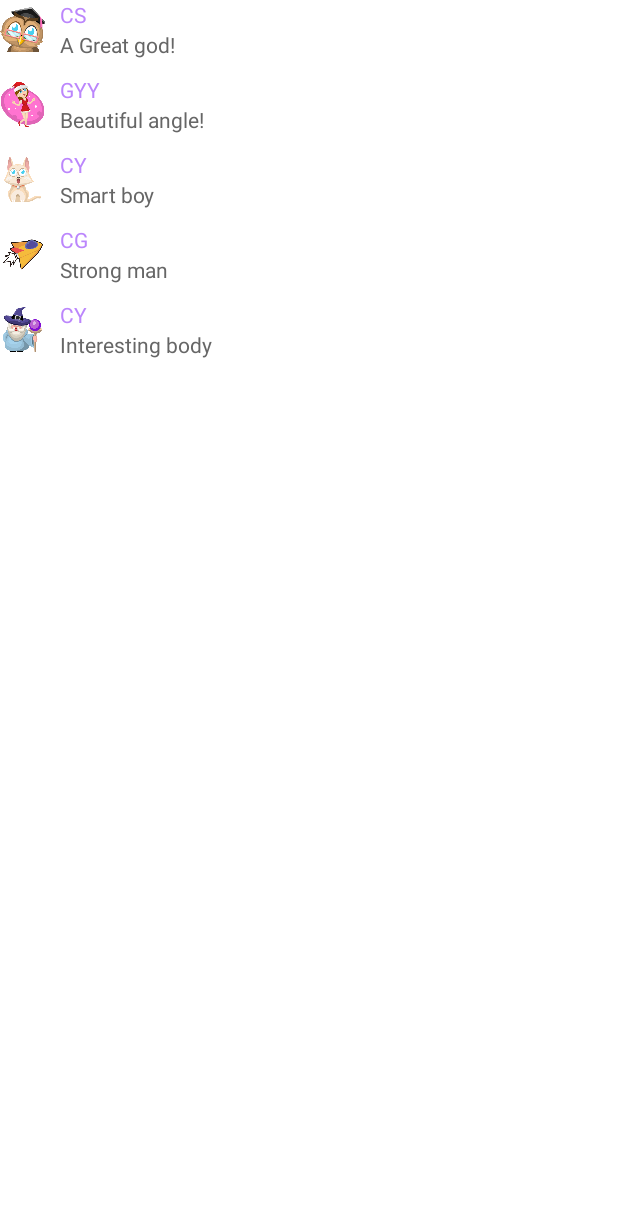
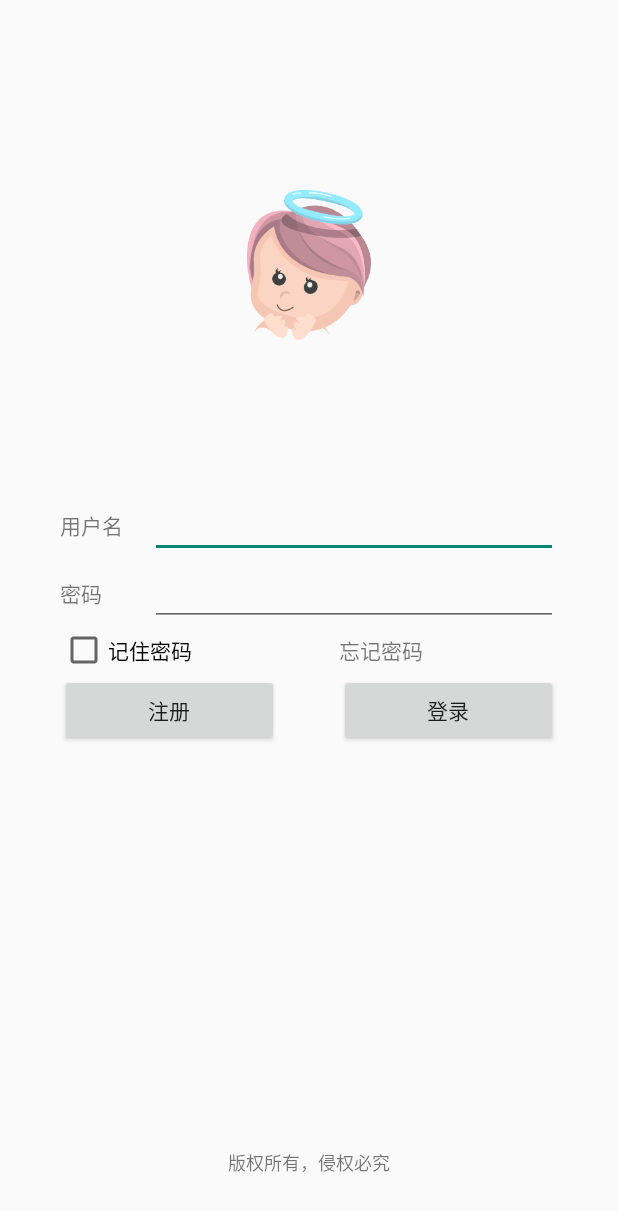
Before and after one commit to gkzscs/android-studio-tutorial, an Android app: the screen it shows after launch (RecyclerViewActivity before the commit, LoginActivity after it), on a phone screen of 412 x 824 dp. Shown: the top 1211 px of the screen. Run offline under Robolectric (Android 15) with nearby library versions, the phone set to English and light mode, and no system bars.

Commit message:
Add `contacts` module.

```diff
--- /dev/null
+++ b/app/src/main/java/com/example/tutorial/contacts/LoginActivity.kt
@@ -0,0 +1,38 @@
+package com.example.tutorial.contacts
+
+import android.content.Intent
+import android.os.Bundle
+import android.view.View
+import androidx.appcompat.app.AppCompatActivity
+import com.example.tutorial.R
+
+class LoginActivity : AppCompatActivity(){
+    override fun onCreate(savedInstanceState: Bundle?) {
+        super.onCreate(savedInstanceState)
+        setContentView(R.layout.activity_contacts_login)
+
+    }
+
+    fun register(view: View) {
+        jumpPage(RegisterActivity::class.java)
+    }
+
+    fun login(view: View) {
+        jumpPage(LoginActivity::class.java)
+    }
+
+    fun rememberPassword(view: View) {
+
+    }
+
+    fun forgetPassword(view: View) {
+        jumpPage(ForgetPasswordActivity::class.java)
+    }
+
+    /****************************** Helper Methods ***********************************/
+    private fun jumpPage(cls: Class<*>) {
+        val intent = Intent()
+        intent.setClass(this, cls)
+        startActivity(intent)
+    }
+}
--- /dev/null
+++ b/app/src/main/res/layout/activity_contacts_login.xml
@@ -0,0 +1,103 @@
+<?xml version="1.0" encoding="utf-8"?>
+<RelativeLayout xmlns:android="http://schemas.android.com/apk/res/android"
+    android:layout_width="match_parent"
+    android:layout_height="match_parent">
+
+    <ImageView
+        android:layout_width="100dp"
+        android:layout_height="100dp"
+        android:layout_above="@+id/ll_account"
+        android:layout_marginBottom="100dp"
+        android:layout_centerInParent="true"
+        android:src="@mipmap/angle" />
+
+    <LinearLayout
+        android:id="@+id/ll_account"
+        android:layout_width="match_parent"
+        android:layout_height="wrap_content"
+        android:layout_marginLeft="40dp"
+        android:layout_marginRight="40dp"
+        android:orientation="vertical"
+        android:layout_centerInParent="true">
+
+        <LinearLayout
+            android:layout_width="match_parent"
+            android:layout_height="wrap_content"
+            android:orientation="horizontal">
+            <TextView
+                android:layout_width="60dp"
+                android:layout_height="wrap_content"
+                android:text="用户名" />
+            <EditText
+                android:id="@+id/et_account"
+                android:layout_width="match_parent"
+                android:layout_height="wrap_content"
+                android:inputType="text" />
+        </LinearLayout>
+
+        <LinearLayout
+            android:layout_width="match_parent"
+            android:layout_height="wrap_content"
+            android:orientation="horizontal">
+            <TextView
+                android:layout_width="60dp"
+                android:layout_height="wrap_content"
+                android:text="密码" />
+            <EditText
+                android:id="@+id/et_password"
+                android:layout_width="match_parent"
+                android:layout_height="wrap_content"
+                android:inputType="textPassword" />
+        </LinearLayout>
+
+        <LinearLayout
+            android:layout_width="match_parent"
+            android:layout_height="wrap_content"
+            android:orientation="horizontal">
+            <CheckBox
+                android:id="@+id/tv_remember_password"
+                android:layout_width="0dp"
+                android:layout_height="wrap_content"
+                android:layout_weight="1"
+                android:text="记住密码"
+                android:onClick="rememberPassword" />
+            <TextView
+                android:id="@+id/tv_forget_password"
+                android:layout_width="0dp"
+                android:layout_height="wrap_content"
+                android:layout_weight="1"
+                android:layout_marginLeft="40dp"
+                android:text="忘记密码"
+                android:onClick="forgetPassword" />
+        </LinearLayout>
+
+        <LinearLayout
+            android:layout_width="match_parent"
+            android:layout_height="wrap_content"
+            android:orientation="horizontal">
+            <Button
+                android:layout_width="0dp"
+                android:layout_height="wrap_content"
+                android:layout_weight="1"
+                android:text="注册"
+                android:onClick="register" />
+            <Button
+                android:layout_width="0dp"
+                android:layout_height="wrap_content"
+                android:layout_weight="1"
+                android:layout_marginLeft="40dp"
+                android:text="登录"
+                android:onClick="login" />
+        </LinearLayout>
+
+    </LinearLayout>
+
+    <TextView
+        android:layout_width="wrap_content"
+        android:layout_height="wrap_content"
+        android:layout_alignParentBottom="true"
+        android:layout_centerHorizontal="true"
+        android:layout_marginBottom="40dp"
+        android:textSize="12dp"
+        android:text="版权所有，侵权必究" />
+</RelativeLayout>
```
Also changed, not shown: app/src/main/AndroidManifest.xml (+26 -5 lines), app/src/main/java/com/example/tutorial/LifeCycleActivity.kt (added, +74 -0 lines), app/src/main/java/com/example/tutorial/LoginActivity.kt (added, +63 -0 lines), app/src/main/java/com/example/tutorial/RecyclerViewActivity.kt (+19 -0 lines), app/src/main/java/com/example/tutorial/contacts/ForgetPasswordActivity.kt (added, +21 -0 lines), app/src/main/java/com/example/tutorial/model/User.kt (added, +7 -0 lines), app/src/main/res/layout/activity_contacts_forget_password.xml (added, +44 -0 lines), app/src/main/res/layout/activity_contacts_register.xml (added, +79 -0 lines), app/src/main/res/layout/activity_lifecycle.xml (added, +11 -0 lines), app/src/main/res/layout/activity_login.xml (added, +108 -0 lines), app/src/main/res/layout/activity_recycler.xml (+9 -1 lines).
